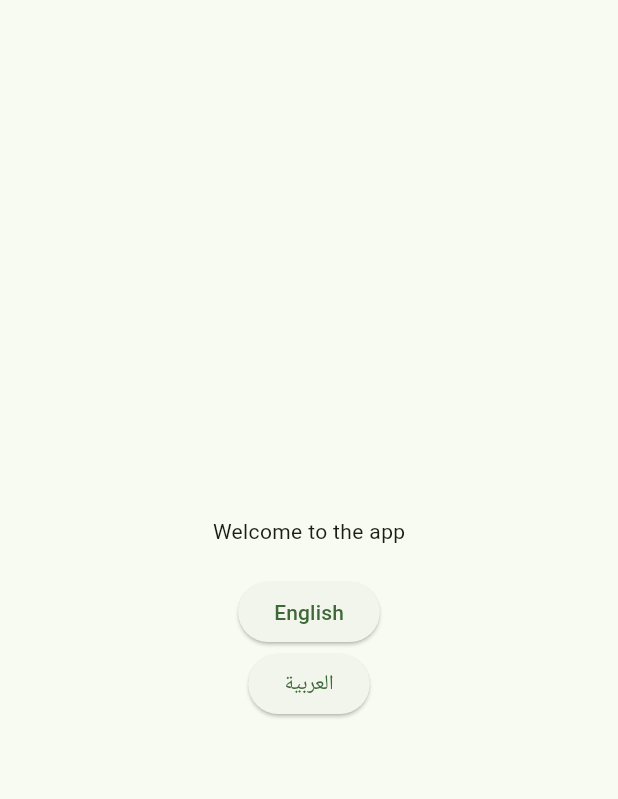
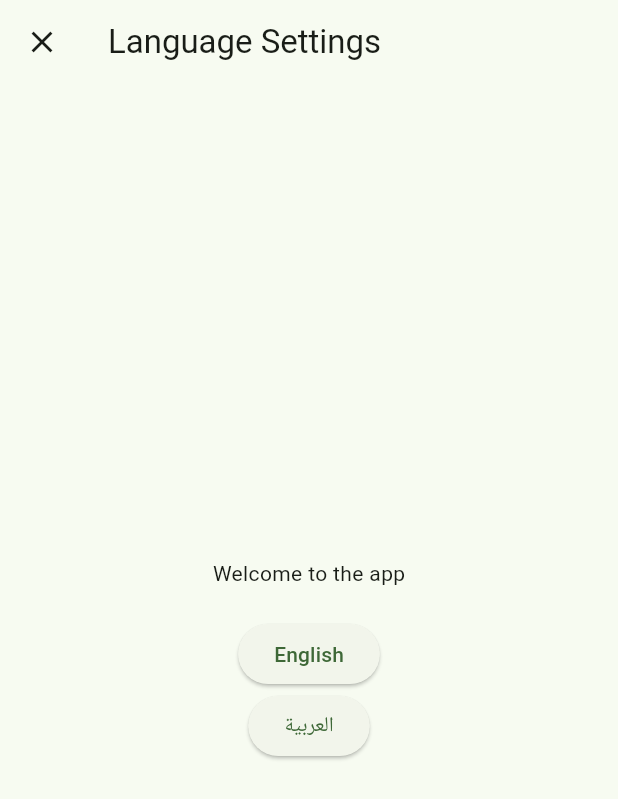
Before and after one commit to mrlukiesluke/alamanah, a Flutter app: the LanguageSwitcher screen opened directly with empty values, on a phone screen of 412 x 824 dp. Shown: the top 799 px of the screen. Run offline on Flutter 3.47's test engine with Material 3 defaults, Android fonts, the light colour scheme and no system bars; our stand-ins replace flutter_slidable, image_picker; missing offline and left inert: mongo_dart.

Commit message:
Fixed setting back arrow

```diff
--- a/lib/mobile_pages/language_switcher.dart
+++ b/lib/mobile_pages/language_switcher.dart
@@ -1,27 +1,47 @@
 import 'package:alamanah/l10n/app_localizations.dart';
 import 'package:flutter/material.dart';
 
-class LanguageSwitcher extends StatelessWidget {
+class LanguageSwitcher extends StatefulWidget {
   final Function(Locale) onLocaleChange;
+  final bool navigationTabClick;
 
-  const LanguageSwitcher({super.key, required this.onLocaleChange});
+  const LanguageSwitcher({
+    super.key,
+    required this.onLocaleChange,
+    required this.navigationTabClick,
+  });
 
+  @override
+  State<LanguageSwitcher> createState() => _LanguageSwitcherState();
+}
+
+class _LanguageSwitcherState extends State<LanguageSwitcher> {
   @override
   Widget build(BuildContext context) {
     final local = AppLocalizations.of(context)!;
     return Scaffold(
+      appBar: widget.navigationTabClick
+          ? null
+          : AppBar(
+              leading: IconButton(
+                icon: Icon(Icons.close),
+                onPressed: () => Navigator.pop(context),
+              ),
+              title: Text("Language Settings"),
+            ),
       body: Center(
         child: Column(
           mainAxisAlignment: MainAxisAlignment.center,
+          crossAxisAlignment: CrossAxisAlignment.center,
           children: [
             Text(local.welcome),
             const SizedBox(height: 20),
             ElevatedButton(
-              onPressed: () => onLocaleChange(const Locale('en')),
+              onPressed: () => widget.onLocaleChange(const Locale('en')),
               child: const Text('English'),
             ),
             ElevatedButton(
-              onPressed: () => onLocaleChange(const Locale('ar')),
+              onPressed: () => widget.onLocaleChange(const Locale('ar')),
               child: const Text('العربية'),
             ),
           ],
--- a/lib/navigation_page.dart
+++ b/lib/navigation_page.dart
@@ -48,7 +48,7 @@ class _NavigationPageState extends State<NavigationPage> {
                 context,
                 MaterialPageRoute(
                   builder: (context) =>
-                      LanguageSwitcher(onLocaleChange: widget.onLocaleChange),
+                      LanguageSwitcher(onLocaleChange: widget.onLocaleChange, navigationTabClick: false),
                 ),
               );
             },
@@ -108,7 +108,7 @@ class _NavigationPageState extends State<NavigationPage> {
           // ),
           HomePage(),
           ProfilePage(),
-          LanguageSwitcher(onLocaleChange: widget.onLocaleChange),
+          LanguageSwitcher(onLocaleChange: widget.onLocaleChange, navigationTabClick: true),
         ],
       ),
       bottomNavigationBar: BottomNavigationBar(
```
